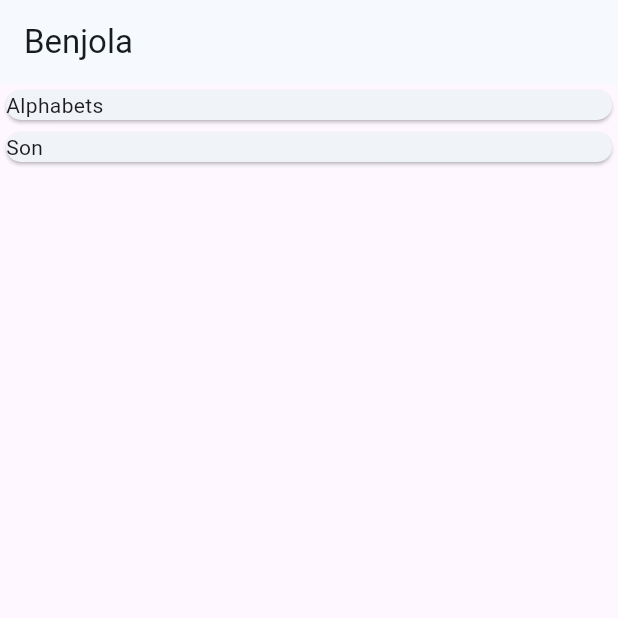
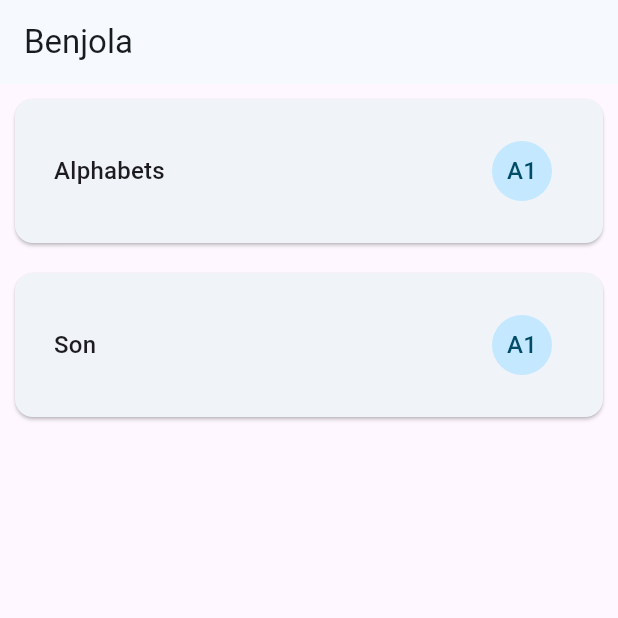
Before and after one commit to Benfice/benjola-flutter, a Flutter app: the screen it shows after launch, on a phone screen of 412 x 824 dp, the top half of it. Run offline on Flutter 3.47's test engine with Material 3 defaults, Android fonts, the light colour scheme and no system bars.

Commit message:
Change design of the card and add level

```diff
--- a/lib/widget/lesson_item.dart
+++ b/lib/widget/lesson_item.dart
@@ -12,7 +12,23 @@ class LessonItem extends StatelessWidget {
   @override
   Widget build(BuildContext context) {
     return Card(
-      child: Text(lesson.title),
+      margin: const EdgeInsets.all(10.0),
+      child: Padding(
+        padding: const EdgeInsets.symmetric(
+          vertical: 20.0,
+          horizontal: 10.0,
+        ),
+        child: ListTile(
+          title: Text(
+            lesson.title,
+            style: Theme.of(context).textTheme.titleMedium,
+          ),
+          trailing: CircleAvatar(
+            radius: 20,
+            child: Text(lesson.level),
+          ),
+        ),
+      ),
     );
   }
 }
```
